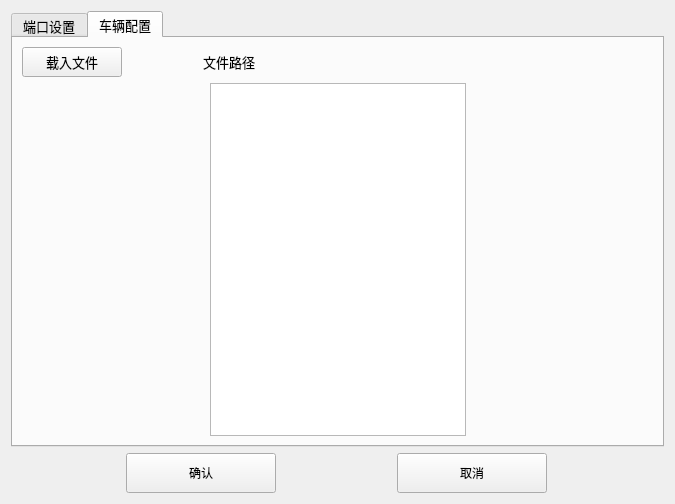
SimonLeeCHN/RailTranser-Studio, file SimpleActionPlayer/settingdialog.ui: the form before one commit.
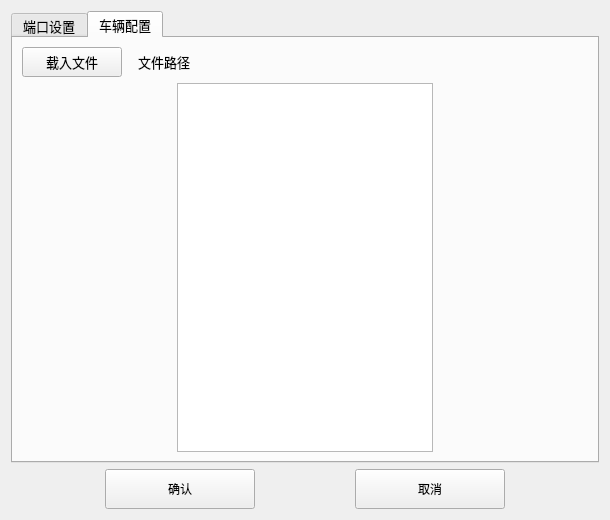
The form after the commit. The open tabs and pages were chosen to show the change. Icons and pictures are not drawn.

Commit message: 添加readonly委托,设置窗口中将关闭窗口处理代码独立

What changed in the file:
```diff
--- a/SimpleActionPlayer/settingdialog.ui
+++ b/SimpleActionPlayer/settingdialog.ui
@@ -9,8 +9,8 @@
    <rect>
     <x>0</x>
     <y>0</y>
-    <width>675</width>
-    <height>504</height>
+    <width>610</width>
+    <height>520</height>
    </rect>
   </property>
   <property name="windowTitle">
```
Left out of the diff: 2 changed lines with no effect on the pictures. The commit also changes 5 other files.
